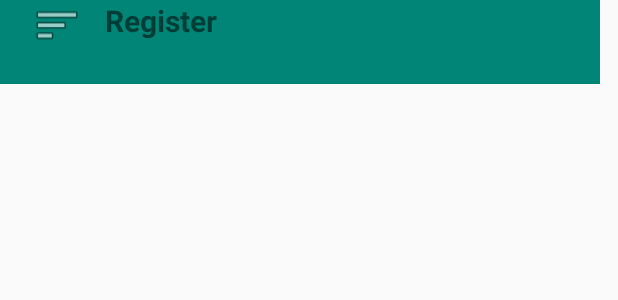
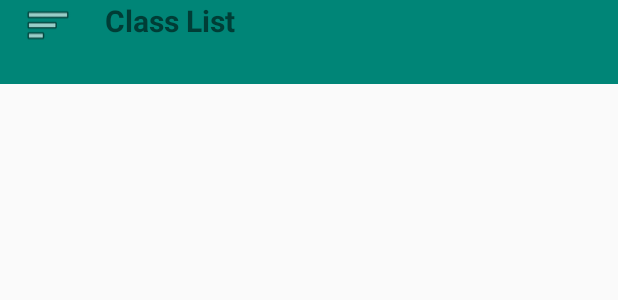
Before and after one commit to gadeelanikhil/Teacher_Companion, an Android app: the layout activity_register.xml on its own in the app's theme, with its tools: preview values and no code run, on a phone screen of 412 x 824 dp. Shown: the top 300 px of the screen. Run offline under Robolectric (Android 15) with nearby library versions, the phone set to English and light mode, and no system bars.

Commit message:
Changes in layouts! base as relative for classlist,register and register_form activities

```diff
--- a/app/build.gradle
+++ b/app/build.gradle
@@ -33,7 +33,7 @@ dependencies {
     androidTestCompile('com.android.support.test.espresso:espresso-core:2.2.2', {
         exclude group: 'com.android.support', module: 'support-annotations'
     })
-    compile 'de.codecrafters.tableview:tableview:2.2.0'
+    compile 'de.codecrafters.tableview:tableview:2.8.0'
     compile 'com.android.support:appcompat-v7:26.+'
     compile 'com.android.support.constraint:constraint-layout:1.0.2'
     compile 'com.android.support:design:26.+'
--- a/app/src/main/java/teratroopers/teachercompanion/TakeAttendence.java
+++ b/app/src/main/java/teratroopers/teachercompanion/TakeAttendence.java
@@ -98,6 +98,7 @@ public class TakeAttendence extends AppCompatActivity {
                             mydb.registerData(date,cname, droll, 1,sroll,eroll);
                             // disbutton.setText("Attendance complete");
                             presbutton.setClickable(false);
+                            absbutton.setClickable(false);
                             Snackbar.make(view,"Attendance Complete",Snackbar.LENGTH_INDEFINITE)
                                     .setAction("Return",new View.OnClickListener(){
                                         @Override
@@ -133,8 +134,8 @@ public class TakeAttendence extends AppCompatActivity {
                         }
                         else if(droll==eroll){
                             mydb.registerData(date,cname, droll, 0,sroll,eroll);
-                            //disbutton.setText("Attendance complete");
                             absbutton.setClickable(false);
+                            presbutton.setClickable(false);
                             Snackbar.make(view,"Attendance Complete",Snackbar.LENGTH_INDEFINITE)
                                     .setAction("Return",new View.OnClickListener(){
                                         @Override
--- a/app/src/main/res/layout/activity_register.xml
+++ b/app/src/main/res/layout/activity_register.xml
@@ -1,82 +1,60 @@
 <?xml version="1.0" encoding="utf-8"?>
-
-<android.support.constraint.ConstraintLayout xmlns:android="http://schemas.android.com/apk/res/android"
+<RelativeLayout xmlns:android="http://schemas.android.com/apk/res/android"
     xmlns:app="http://schemas.android.com/apk/res-auto"
     xmlns:tools="http://schemas.android.com/tools"
+    tools:context="teratroopers.teachercompanion.Register"
     android:layout_width="match_parent"
     android:layout_height="match_parent"
-    tools:context="teratroopers.teachercompanion.Register"
-    tools:layout_editor_absoluteY="0dp"
-    tools:layout_editor_absoluteX="0dp">
+    app:layout_behavior="@string/appbar_scrolling_view_behavior">
 
     <android.support.v7.widget.Toolbar
         android:id="@+id/toolbar6"
-        android:layout_width="400dp"
+        android:layout_width="match_parent"
         android:layout_height="wrap_content"
         android:background="?android:attr/colorAccent"
         android:minHeight="?attr/actionBarSize"
         android:theme="?attr/actionBarTheme"
-        app:layout_constraintLeft_toLeftOf="parent"
-        app:layout_constraintRight_toRightOf="parent"
-        app:layout_constraintHorizontal_bias="0.0"
-        app:layout_constraintBottom_toBottomOf="parent"
-        app:layout_constraintTop_toTopOf="parent"
-        app:layout_constraintVertical_bias="0.0" />
+        />
 
     <Button
         android:id="@+id/backpress"
         android:layout_width="32dp"
         android:layout_height="33dp"
+        android:layout_marginLeft="16dp"
+        android:layout_marginStart="16dp"
         android:background="@android:drawable/ic_menu_sort_by_size"
-        app:layout_constraintBottom_toBottomOf="parent"
-        app:layout_constraintHorizontal_bias="0.058"
-        app:layout_constraintLeft_toLeftOf="parent"
-        app:layout_constraintRight_toRightOf="parent"
-        app:layout_constraintTop_toTopOf="parent"
-        app:layout_constraintVertical_bias="0.0" />
+        />
 
     <TextView
         android:id="@+id/textView11"
         android:layout_width="wrap_content"
         android:layout_height="wrap_content"
-        android:text="Register"
+        android:layout_marginLeft="70dp"
+        android:layout_marginStart="70dp"
+        android:text="Class List"
         android:textSize="20sp"
         android:textStyle="bold"
-        app:layout_constraintTop_toTopOf="parent"
-        app:layout_constraintRight_toRightOf="parent"
-        app:layout_constraintLeft_toLeftOf="parent"
-        app:layout_constraintHorizontal_bias="0.207" />
+        />
 
-    <ScrollView xmlns:android="http://schemas.android.com/apk/res/android"
-        xmlns:app="http://schemas.android.com/apk/res-auto"
-        xmlns:tools="http://schemas.android.com/tools"
-        android:layout_width="0dp"
-        android:layout_height="wrap_content"
-        app:layout_constraintHorizontal_bias="0.0"
-        app:layout_constraintLeft_toLeftOf="parent"
-        app:layout_constraintRight_toRightOf="parent"
-        tools:layout_constraintTop_creator="1"
-        tools:layout_constraintRight_creator="1"
-        android:layout_marginTop="66dp"
-        tools:layout_constraintLeft_creator="1"
-        app:layout_constraintTop_toTopOf="parent">
+    <ScrollView
+        android:id="@+id/scrollView2"
+        android:layout_width="wrap_content"
+        android:layout_height="match_parent"
+        android:layout_marginTop="64dp"
+        android:fillViewport="false"
+        >
 
         <LinearLayout
             android:id="@+id/linearLayout2"
             android:layout_width="match_parent"
-            android:layout_height="wrap_content"
-            android:orientation="vertical"
-            android:scrollbarAlwaysDrawVerticalTrack="true"
-            android:scrollbars="vertical"
-            android:verticalScrollbarPosition="right"
-            app:layout_constraintBottom_toBottomOf="parent"
-            app:layout_constraintHorizontal_bias="0.0"
-            app:layout_constraintLeft_toLeftOf="parent"
-            app:layout_constraintRight_toRightOf="parent"
-            app:layout_constraintTop_toBottomOf="@+id/toolbar6"
-            app:layout_constraintVertical_bias="1.0">
+            android:layout_height="match_parent"
+            android:layout_marginBottom="8dp"
+            android:layout_marginEnd="2dp"
+            android:layout_marginStart="2dp"
+            android:layout_marginTop="8dp"
+            android:orientation="vertical">
 
         </LinearLayout>
     </ScrollView>
 
-</android.support.constraint.ConstraintLayout>
+</RelativeLayout>
--- a/app/src/main/res/layout/activity_register_form.xml
+++ b/app/src/main/res/layout/activity_register_form.xml
@@ -1,4 +1,5 @@
 <?xml version="1.0" encoding="utf-8"?>
+
 <RelativeLayout xmlns:android="http://schemas.android.com/apk/res/android"
     xmlns:app="http://schemas.android.com/apk/res-auto"
     xmlns:tools="http://schemas.android.com/tools"
@@ -6,11 +7,12 @@
     android:layout_width="match_parent"
     android:layout_height="match_parent"
     app:layout_behavior="@string/appbar_scrolling_view_behavior"
-    tools:showIn="@layout/activity_main">
+    tools:showIn="@layout/activity_register_form">
 
     <de.codecrafters.tableview.TableView
         android:id="@+id/tableView"
         android:layout_width="wrap_content"
         android:layout_height="wrap_content"
         />
+
 </RelativeLayout>
```
Also changed, not shown: app/src/main/java/teratroopers/teachercompanion/RegisterForm.java (+12 -5 lines), app/src/main/res/layout/activity_class_list.xml (+15 -43 lines).
